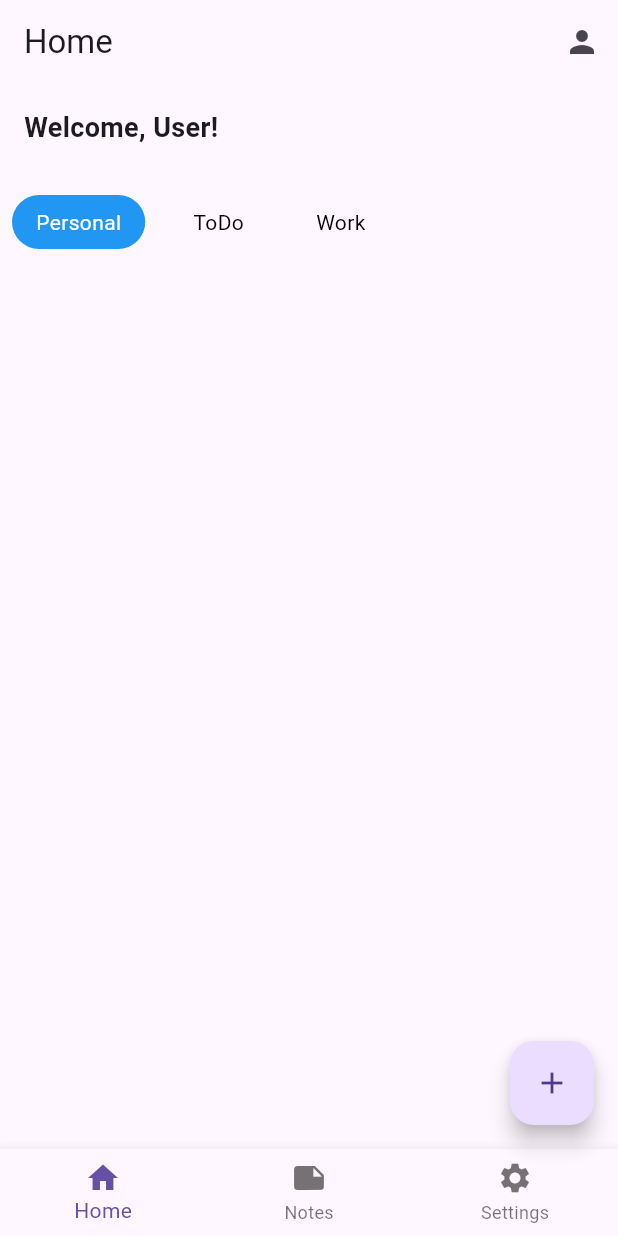
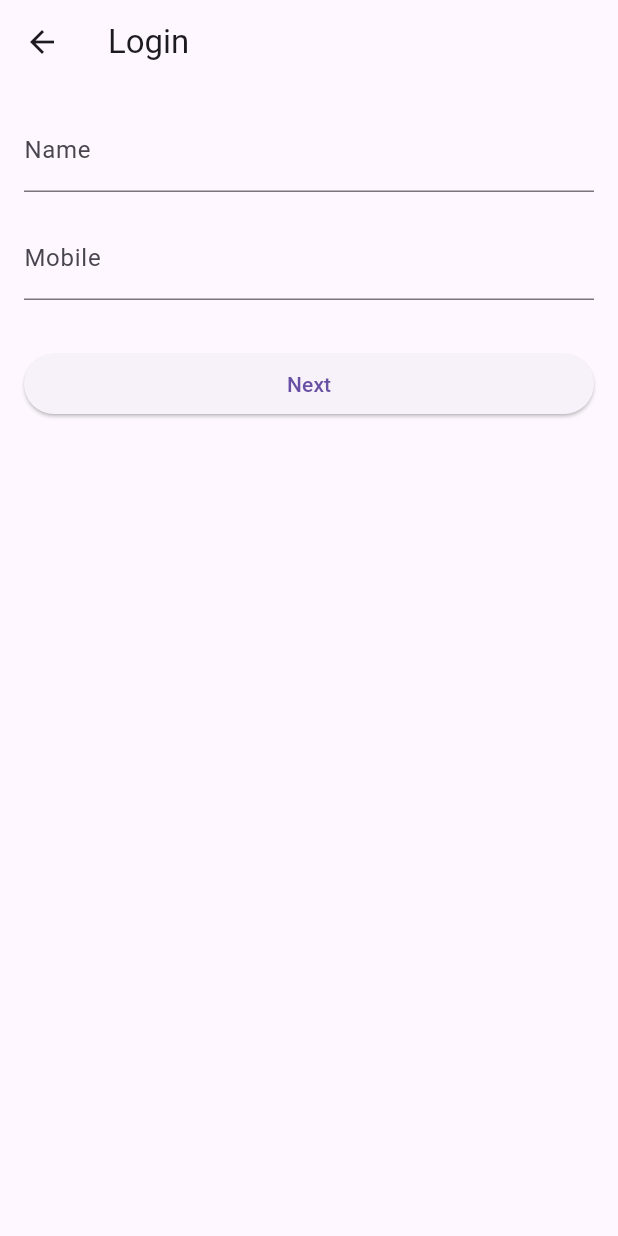
Before and after one commit to psudeep/notes_flutter_app, a Flutter app: the screen it shows after launch, after a tap on the "person" icon, on a phone screen of 412 x 824 dp. Run offline on Flutter 3.47's test engine with Material 3 defaults, Android fonts, the phone set to English and light mode, and no system bars; our stand-ins replace cloud_firestore, moor_flutter, sqflite; accounts and stored records are empty.

Commit message:
adding login screen

```diff
--- a/lib/main.dart
+++ b/lib/main.dart
@@ -1,4 +1,5 @@
 import 'package:flutter/material.dart';
+import 'package:notes_lelo/presentation/screens/login_screen.dart';
 import 'package:notes_lelo/presentation/screens/note_list_screen.dart';
 import 'presentation/screens/home_screen.dart';
 
@@ -17,6 +18,7 @@ class MyApp extends StatelessWidget {
       routes: {
         '/': (context) => HomeScreen(),
         '/notes': (context) => NotesListScreen(),
+        '/login': (context) => LoginScreen(),
       },
       //home: HomeScreen(),
     );
--- a/lib/presentation/screens/home_screen.dart
+++ b/lib/presentation/screens/home_screen.dart
@@ -1,5 +1,6 @@
 import 'package:flutter/material.dart';
 import 'package:notes_lelo/data/models/note.dart';
+import 'package:notes_lelo/presentation/screens/login_screen.dart';
 import '../../data/models/note_model.dart';
 import '../../data/note_database.dart';
 
@@ -27,12 +28,15 @@ class _HomeScreenState extends State<HomeScreen> {
   Widget build(BuildContext context) {
     return Scaffold(
       appBar: AppBar(
-        title: Text('Home'),
+        title: Text('Notes App'),
         actions: [
           IconButton(
             icon: Icon(Icons.person),
             onPressed: () {
-              // Handle user profile or login action
+              Navigator.push(
+                context,
+                MaterialPageRoute(builder: (context) => LoginScreen()),
+              );
             },
           ),
         ],
--- /dev/null
+++ b/lib/presentation/screens/login_screen.dart
@@ -0,0 +1,59 @@
+// lib/screens/login_screen.dart
+
+import 'package:flutter/material.dart';
+
+class LoginScreen extends StatefulWidget {
+  @override
+  _LoginScreenState createState() => _LoginScreenState();
+}
+
+class _LoginScreenState extends State<LoginScreen> {
+  final TextEditingController _nameController = TextEditingController();
+  final TextEditingController _mobileController = TextEditingController();
+  final TextEditingController _otpController = TextEditingController();
+
+  bool _showOtpField = false;
+
+  @override
+  Widget build(BuildContext context) {
+    return Scaffold(
+      appBar: AppBar(
+        title: Text('Login'),
+      ),
+      body: Padding(
+        padding: const EdgeInsets.all(16.0),
+        child: Column(
+          crossAxisAlignment: CrossAxisAlignment.stretch,
+          children: [
+            TextField(
+              controller: _nameController,
+              decoration: InputDecoration(labelText: 'Name'),
+            ),
+            SizedBox(height: 16),
+            TextField(
+              controller: _mobileController,
+              decoration: InputDecoration(labelText: 'Mobile'),
+              keyboardType: TextInputType.phone,
+            ),
+            SizedBox(height: 16),
+            if (_showOtpField)
+              TextField(
+                controller: _otpController,
+                decoration: InputDecoration(labelText: 'Enter OTP'),
+                keyboardType: TextInputType.number,
+              ),
+            SizedBox(height: 16),
+            ElevatedButton(
+              onPressed: () {
+                setState(() {
+                  _showOtpField = !_showOtpField;
+                });
+              },
+              child: Text(_showOtpField ? 'Resend OTP' : 'Next'),
+            ),
+          ],
+        ),
+      ),
+    );
+  }
+}
```
Also changed, not shown: lib/presentation/screens/note_list_screen.dart (+52 -1 lines).
